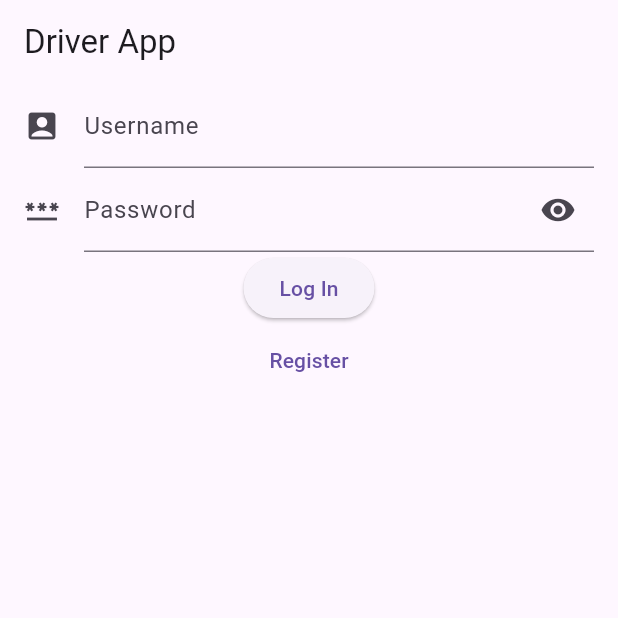
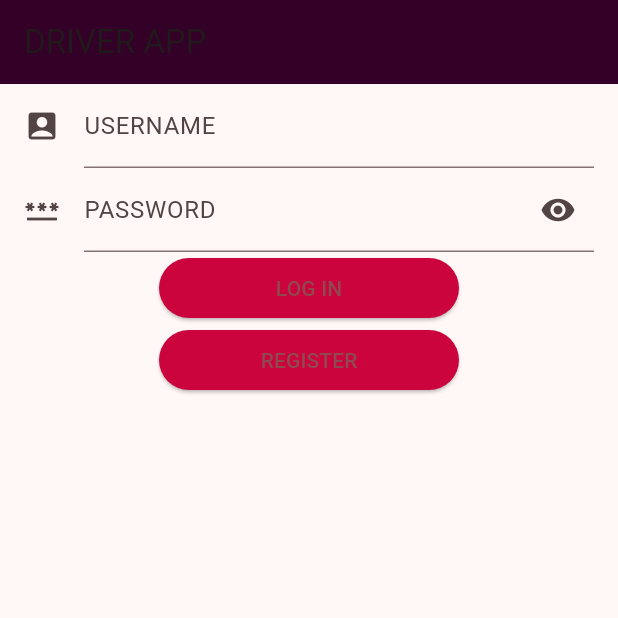
Before and after one commit to OilLion/Driver-Component-for-Ahola-Project, a Flutter app: the screen it shows after launch, on a phone screen of 412 x 824 dp, the top half of it. Run offline on Flutter 3.47's test engine with Material 3 defaults, Android fonts, the phone set to English and light mode, and no system bars; our stand-ins replace fixnum; missing offline and left inert: grpc, protobuf.

Commit message:
ui implementation: colors changed accordingly to aholas scheme

```diff
--- a/frontend/lib/loginScreen.dart
+++ b/frontend/lib/loginScreen.dart
@@ -47,8 +47,8 @@ class LoginScreenState extends State<LoginScreen>{
       key: const Key('userNameField'),
       decoration: const InputDecoration(
           icon: Icon(Icons.account_box),
-          hintText: 'Your Username',
-          labelText: 'Username'
+          hintText: 'YOUR USERNAME',
+          labelText: 'USERNAME'
       ),
       onSaved: (value) => UserData.instance.username = value!,
       validator: (value){
@@ -64,8 +64,8 @@ class LoginScreenState extends State<LoginScreen>{
         obscureText: passwordVisible,
         decoration: InputDecoration(
             icon: const Icon(Icons.password),
-            hintText: 'Your Password',
-            labelText: 'Password',
+            hintText: 'YOUR PASSWORD',
+            labelText: 'PASSWORD',
             suffixIcon: IconButton(
               icon: Icon(passwordVisible ? Icons.visibility : Icons.visibility_off),
               onPressed: () {
@@ -84,20 +84,22 @@ class LoginScreenState extends State<LoginScreen>{
   }
 
   Center loginButton() {
-    return (Center(
+    return Center(
       child: ElevatedButton(
         key: const Key('login'),
         onPressed: _handleLoginButton,
-        child: const Text('Log In'),
+        child: const Text('LOG IN'),
       ),
-    ));
+    );
   }
 
-  TextButton registrationButton() {
-    return (TextButton(
+  Center registrationButton() {
+    return Center(
+      child: ElevatedButton(
         onPressed: _handleRegisterButton,
-        child: const Text("Register")
-    ));
+        child: const Text("REGISTER"),
+      ),
+    );
   }
 
 
@@ -116,13 +118,13 @@ class LoginScreenState extends State<LoginScreen>{
             Navigator.push(context, MaterialPageRoute(builder: (context) => const MenuScreen()));
             break;
           case 1:
-            _showAlertDialog('Password is incorrect');
+            _showAlertDialog('PASSWORD IS INCORRECT');
             break;
           case 2:
-            _showAlertDialog('Username doesnt exist!');
+            _showAlertDialog('USERNAME DOESNT EXIST!');
             break;
           default:
-            _showAlertDialog('Unknown Error occured!');
+            _showAlertDialog('UNKNOWN ERROR OCCURED!');
         }
       });
     }
@@ -162,7 +164,7 @@ class LoginScreenState extends State<LoginScreen>{
           title: Text(title),
           actions: <Widget>[
             TextButton(
-              child: const Text('Ok'),
+              child: const Text('OK'),
               onPressed: (){
                 Navigator.of(context).pop();
               },
--- a/frontend/lib/routeDisplay.dart
+++ b/frontend/lib/routeDisplay.dart
@@ -13,7 +13,7 @@ class RouteDisplay extends StatelessWidget {
     return Scaffold(
       key: const Key('routeDisplayScreen'),
       appBar: AppBar(
-        title: const Text('Route Display'),
+        title: const Text('YOUR ROUTE'),
       ),
       body: const RouteDisplayStateful(),
     );
@@ -74,7 +74,7 @@ class RouteDisplayStatefulState extends State<RouteDisplayStateful> {
               Expanded(
                 child: ElevatedButton(
                   onPressed: details.onStepContinue,
-                child: Text(isLastStep ? 'Finish Delivery' : 'Next Step'),
+                  child: Text(isLastStep ? 'FINISH DELIVERY' : 'NEXT STEP'),
                 ),
               ),
             ],
```
Also changed, not shown: frontend/lib/main.dart (+24 -2 lines), frontend/lib/menuScreen.dart (+19 -24 lines), frontend/lib/registrationScreen.dart (+16 -12 lines). Lines whose indentation alone changed are shown as unchanged.
